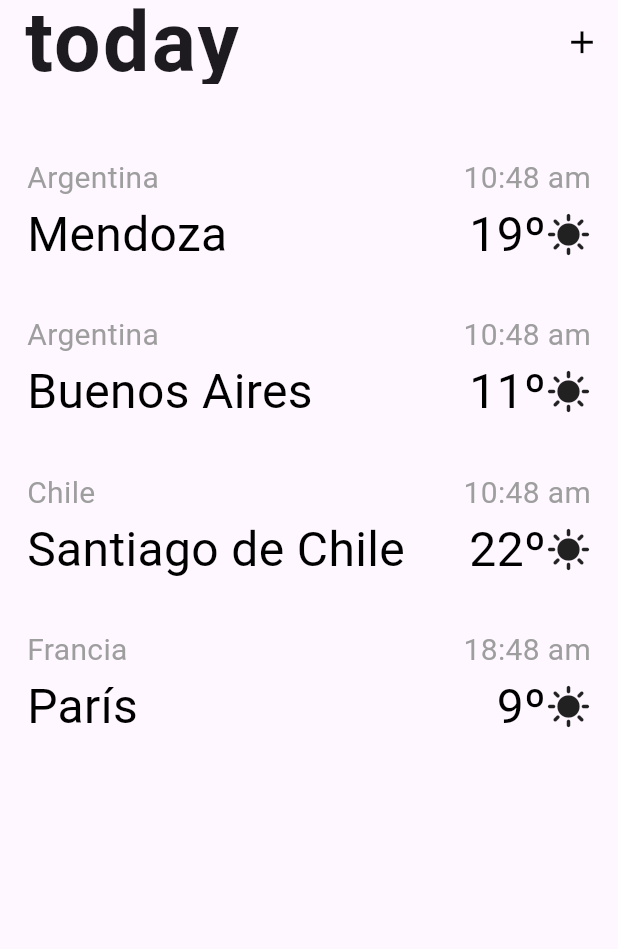
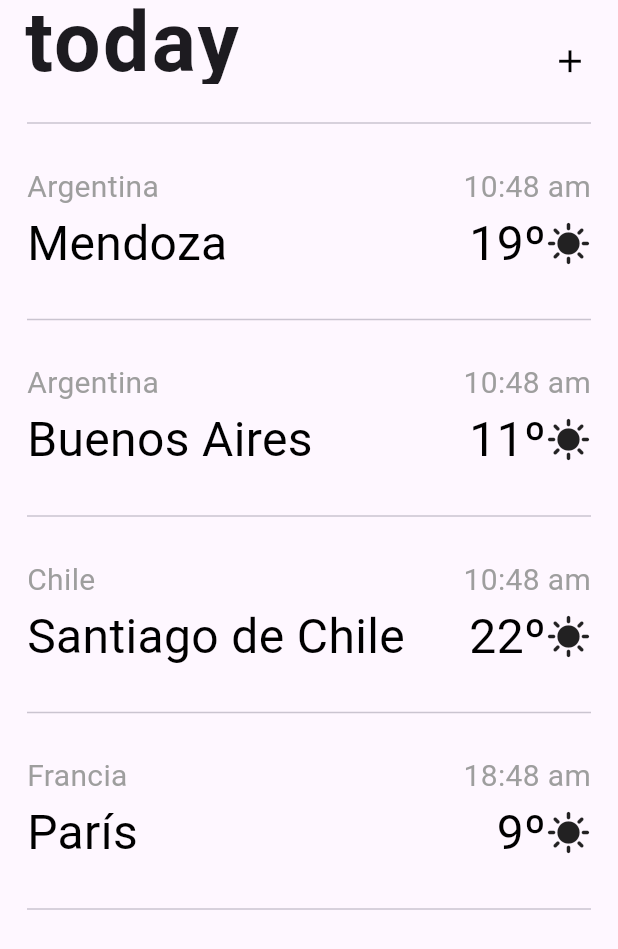
Before and after one commit to ju-lienz/weather-app, a Flutter app: the screen it shows after launch, on a phone screen of 412 x 824 dp. Shown: the top 949 px of the screen. Run offline on Flutter 3.47's test engine with Material 3 defaults, Android fonts, the phone set to English and light mode, and no system bars.

Commit message:
improve ui desing in the appbar

```diff
--- a/lib/presentation/home/screens/home_screen.dart
+++ b/lib/presentation/home/screens/home_screen.dart
@@ -19,12 +19,15 @@ class HomeScreen extends StatelessWidget {
               fontSize: 55),
         ),
         actions: [
-          IconButton(
-            onPressed: () {},
-            icon: const Icon(
-              Icons.add,
-              color: Colors.black,
-              size: 25,
+          Padding(
+            padding: const EdgeInsets.fromLTRB(0.0, 20.0, 8.0, 20.0),
+            child: IconButton(
+              onPressed: () {},
+              icon: const Icon(
+                Icons.add,
+                color: Colors.black,
+                size: 25,
+              ),
             ),
           ),
         ],
@@ -33,45 +36,35 @@ class HomeScreen extends StatelessWidget {
         padding: EdgeInsets.all(18.0),
         child: Column(
           children: [
-            SizedBox(
-              height: 30,
-            ),
+            Divider(),
             WeatherCard(
               country: 'Argentina',
               time: '10:48 am',
               location: 'Mendoza',
               forecast: '19º',
             ),
-            SizedBox(
-              height: 30,
-            ),
+            Divider(),
             WeatherCard(
               country: 'Argentina',
               time: '10:48 am',
               location: 'Buenos Aires',
               forecast: '11º',
             ),
-            SizedBox(
-              height: 30,
-            ),
+            Divider(),
             WeatherCard(
               country: 'Chile',
               time: '10:48 am',
               location: 'Santiago de Chile',
               forecast: '22º',
             ),
-            SizedBox(
-              height: 30,
-            ),
+            Divider(),
             WeatherCard(
               country: 'Francia',
               time: '18:48 am',
               location: 'París',
               forecast: '9º',
             ),
-            SizedBox(
-              height: 30,
-            ),
+            Divider(),
           ],
         ),
       ),
--- a/lib/presentation/home/widgets/weather_card_widget.dart
+++ b/lib/presentation/home/widgets/weather_card_widget.dart
@@ -16,7 +16,9 @@ class WeatherCard extends StatelessWidget {
 
   @override
   Widget build(BuildContext context) {
-    return Column(
+    return Padding(
+      padding: const EdgeInsets.fromLTRB(0.0, 20.0, 0.0, 20.0),
+      child: Column(
         children: [
           Row(
             children: [
@@ -59,6 +61,7 @@ class WeatherCard extends StatelessWidget {
             ],
           )
         ],
+      ),
     );
   }
 }
```
Lines whose indentation alone changed are shown as unchanged.
